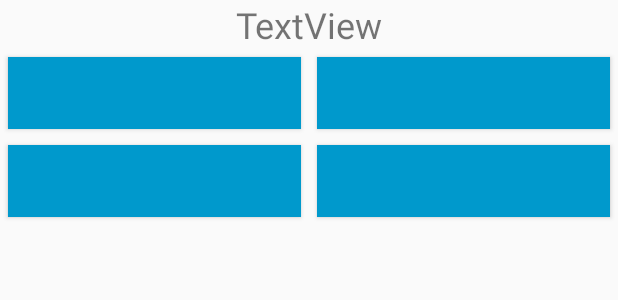
After one commit to Jaybit0/SpeedQuestAndroid, an Android app: the layout game_question.xml on its own in the app's theme, with its tools: preview values and no code run, on a phone screen of 412 x 824 dp. The commit adds this screen. Shown: the top 300 px of the screen. Run offline under Robolectric (Android 15) with nearby library versions, the phone set to English and light mode, and no system bars.

Commit message:
added question game

```diff
--- a/app/src/main/java/de/dhbw/apps/speedquest/IngameActivity.java
+++ b/app/src/main/java/de/dhbw/apps/speedquest/IngameActivity.java
@@ -21,6 +21,7 @@ import de.dhbw.apps.speedquest.client.packets.internal.PacketTaskAssigned;
 import de.dhbw.apps.speedquest.client.packets.internal.PacketTaskFinished;
 import de.dhbw.apps.speedquest.game.GameHandler;
 import de.dhbw.apps.speedquest.game.handlers.ColorTapGameHandler;
+import de.dhbw.apps.speedquest.game.handlers.QuestionGameHandler;
 import de.dhbw.apps.speedquest.game.handlers.ScoreScreenHandler;
 import de.dhbw.apps.speedquest.game.handlers.TapColorNotWordHandler;
 import de.dhbw.apps.speedquest.game.handlers.UnavailbleGameHandler;
@@ -131,6 +132,8 @@ public class IngameActivity extends AppCompatActivity {
         availableHandlers.put("colortap", new ColorTapGameHandler(this));
         availableHandlers.put("tapcolornottext", new TapColorNotWordHandler(this));
         availableHandlers.put("whacmole", new WhacMoleGameHandler(this));
+        availableHandlers.put("question", new QuestionGameHandler(this));
+
     }
 
     public void onTaskFinished(PacketTaskFinished packet, SpeedQuestClient client) {
--- /dev/null
+++ b/app/src/main/res/layout/game_question.xml
@@ -0,0 +1,81 @@
+<?xml version="1.0" encoding="utf-8"?>
+<androidx.constraintlayout.widget.ConstraintLayout
+    xmlns:android="http://schemas.android.com/apk/res/android"
+    xmlns:app="http://schemas.android.com/apk/res-auto"
+    xmlns:tools="http://schemas.android.com/tools"
+    android:layout_width="match_parent"
+    android:layout_height="match_parent">
+
+    <TextView
+        android:id="@+id/questiontext"
+        android:layout_width="wrap_content"
+        android:layout_height="wrap_content"
+        android:text="TextView"
+        android:textSize="24sp"
+        app:layout_constraintEnd_toEndOf="parent"
+        app:layout_constraintStart_toStartOf="parent"
+        app:layout_constraintTop_toTopOf="parent" />
+
+    <TableLayout
+        android:layout_width="match_parent"
+        android:layout_height="wrap_content"
+        app:layout_constraintTop_toBottomOf="@+id/questiontext">
+
+        <TableRow
+            android:layout_width="fill_parent"
+            android:layout_height="0dp"
+            android:layout_weight="1">
+
+            <Button
+                android:id="@+id/answerbutton1"
+                style="@style/Widget.AppCompat.Button"
+                android:layout_width="0dp"
+                android:layout_height="fill_parent"
+                android:layout_weight="1"
+                android:background="@android:color/holo_blue_dark"
+                android:textAlignment="center"
+                android:textSize="18sp"
+                android:layout_margin="5dp"/>
+
+            <Button
+                android:id="@+id/answerbutton2"
+                style="@style/Widget.AppCompat.Button"
+                android:layout_width="0dp"
+                android:layout_height="fill_parent"
+                android:layout_weight="1"
+                android:background="@android:color/holo_blue_dark"
+                android:textAlignment="center"
+                android:textSize="18sp"
+                android:layout_margin="5dp"/>
+        </TableRow>
+
+        <TableRow
+            android:layout_width="fill_parent"
+            android:layout_height="0dp"
+            android:layout_weight="1">
+
+            <Button
+                android:id="@+id/answerbutton3"
+                style="@style/Widget.AppCompat.Button"
+                android:layout_width="0dp"
+                android:layout_height="fill_parent"
+                android:layout_weight="1"
+                android:background="@android:color/holo_blue_dark"
+                android:textAlignment="center"
+                android:textSize="18sp"
+                android:layout_margin="5dp"/>
+
+            <Button
+                android:id="@+id/answerbutton4"
+                style="@style/Widget.AppCompat.Button"
+                android:layout_width="0dp"
+                android:layout_height="fill_parent"
+                android:layout_weight="1"
+                android:background="@android:color/holo_blue_dark"
+                android:textAlignment="center"
+                android:textSize="18sp"
+                android:layout_margin="5dp"/>
+        </TableRow>
+    </TableLayout>
+
+</androidx.constraintlayout.widget.ConstraintLayout>
```
Also changed, not shown: app/src/main/java/de/dhbw/apps/speedquest/game/handlers/QuestionGameHandler.java (added, +90 -0 lines), app/src/main/res/layout/game_whacmole.xml (+9 -9 lines).
